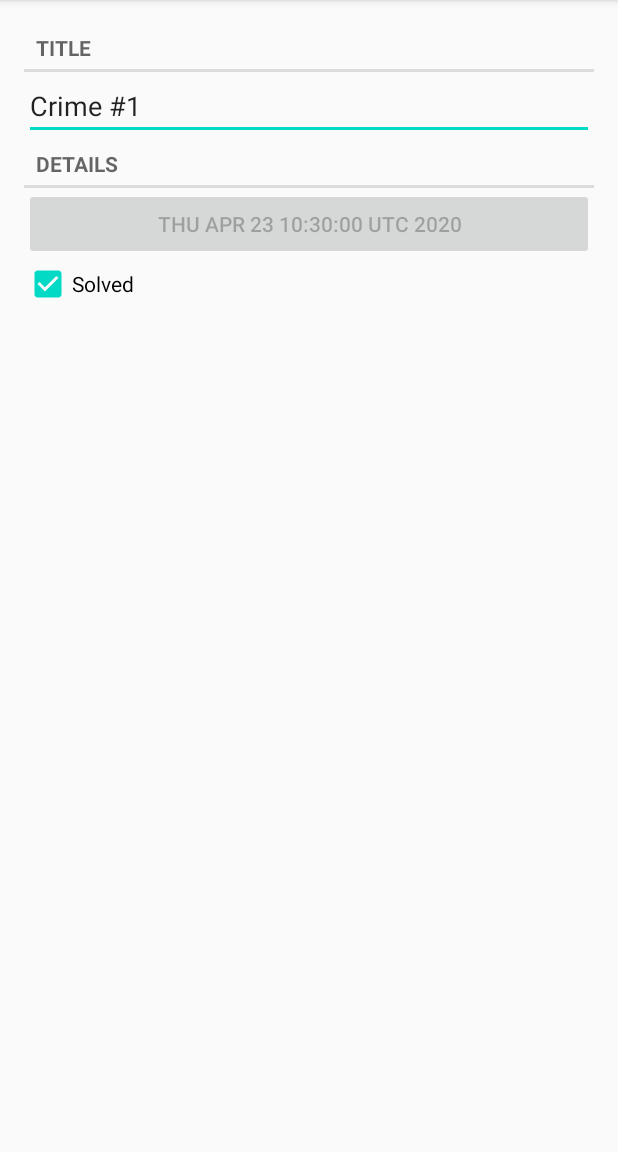
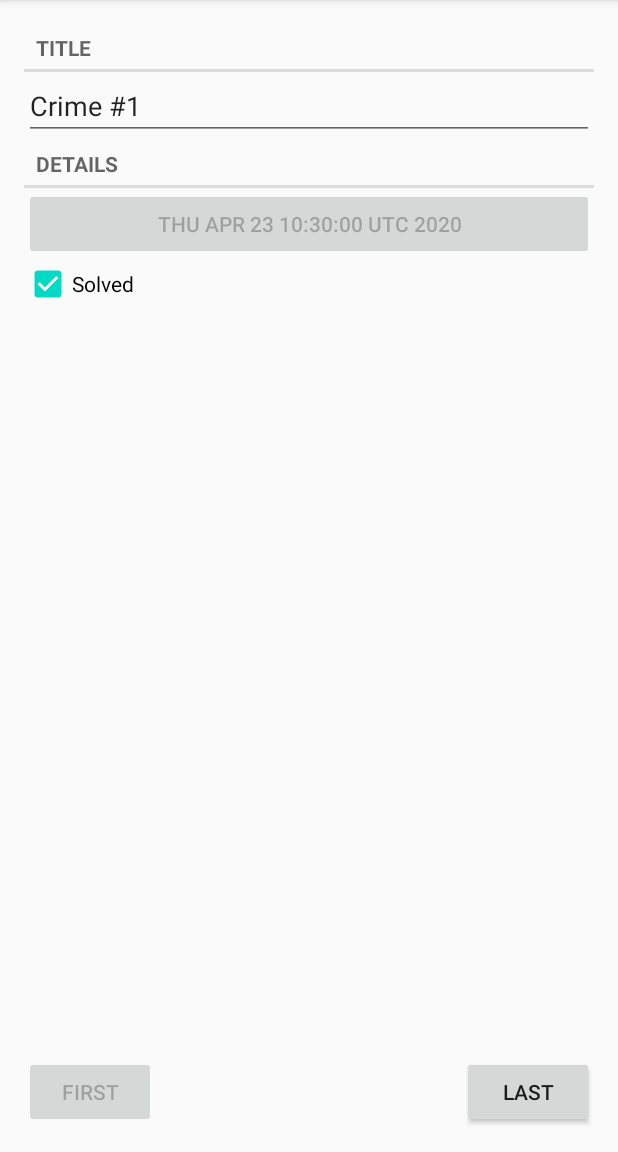
Before and after one commit to SebastianLiando/Android-Ranch, an Android app: the screen it shows after launch (CrimeActivity before the commit, CrimePagerActivity after it), after a tap on an icon or button, on a phone screen of 412 x 824 dp, the part 84-1236 px from its top. Run offline under Robolectric (Android 15) with nearby library versions, the phone set to English and light mode, and no system bars.

Commit message:
add view pager support
crime details can be switched by swiping

```diff
--- a/CriminalIntent/app/build.gradle
+++ b/CriminalIntent/app/build.gradle
@@ -33,4 +33,5 @@ dependencies {
     androidTestImplementation 'androidx.test.ext:junit:1.1.1'
     androidTestImplementation 'androidx.test.espresso:espresso-core:3.2.0'
     implementation 'androidx.recyclerview:recyclerview:1.2.0-alpha02'
+    implementation 'androidx.viewpager2:viewpager2:1.0.0'
 }
--- a/CriminalIntent/app/src/main/AndroidManifest.xml
+++ b/CriminalIntent/app/src/main/AndroidManifest.xml
@@ -9,7 +9,7 @@
         android:roundIcon="@mipmap/ic_launcher_round"
         android:supportsRtl="true"
         android:theme="@style/AppTheme">
-        <activity android:name=".CrimeActivity" />
+        <activity android:name=".CrimePagerActivity"></activity>
         <activity android:name=".SingleFragmentActivity" />
         <activity android:name=".CrimeListActivity">
             <intent-filter>
--- a/CriminalIntent/app/src/main/java/com/zetzaus/criminalintent/CrimeActivity.java
+++ /dev/null
@@ -1,41 +0,0 @@
-package com.zetzaus.criminalintent;
-
-import android.content.Context;
-import android.content.Intent;
-
-import java.util.UUID;
-
-import androidx.fragment.app.Fragment;
-
-/**
- * This activity displays the <code>CrimeFragment</code>.
- */
-public class CrimeActivity extends SingleFragmentActivity {
-
-    private static final String EXTRA_UUID_KEY = BuildConfig.APPLICATION_ID + "uuid key";
-
-    /**
-     * Returns a new <code>CrimeFragment</code>.
-     *
-     * @return the fragment to display.
-     */
-    @Override
-    protected Fragment createFragment() {
-        UUID crimeId = (UUID) getIntent().getSerializableExtra(EXTRA_UUID_KEY);
-        return CrimeFragment.newInstance(crimeId);
-    }
-
-    /**
-     * Returns a new explicit intent directed to this activity. Requires crime id to be passed
-     * to the fragment.
-     *
-     * @param context the starting context.
-     * @param crimeId the crime id.
-     * @return an explicit intent directed to this activity.
-     */
-    public static Intent newIntent(Context context, UUID crimeId) {
-        Intent intent = new Intent(context, CrimeActivity.class);
-        intent.putExtra(EXTRA_UUID_KEY, crimeId);
-        return intent;
-    }
-}
--- a/CriminalIntent/app/src/main/java/com/zetzaus/criminalintent/CrimeAdapter.java
+++ b/CriminalIntent/app/src/main/java/com/zetzaus/criminalintent/CrimeAdapter.java
@@ -24,7 +24,6 @@ public class CrimeAdapter extends RecyclerView.Adapter<CrimeAdapter.ViewHolder>
     private static final int TYPE_SERIOUS = 1;
 
     private List<Crime> mCrimes;
-    private int mLastClickPos;
 
     /**
      * Constructs a <code>CrimeAdapter</code> by initializing the list of crimes.
@@ -89,13 +88,6 @@ public class CrimeAdapter extends RecyclerView.Adapter<CrimeAdapter.ViewHolder>
     }
 
     /**
-     * Updates the list at the row where the data changed.
-     */
-    public void updateList() {
-        notifyItemChanged(mLastClickPos);
-    }
-
-    /**
      * This class holds the layout of one item of the <code>RecyclerView</code>.
      */
     public class ViewHolder extends RecyclerView.ViewHolder implements View.OnClickListener {
@@ -143,8 +135,7 @@ public class CrimeAdapter extends RecyclerView.Adapter<CrimeAdapter.ViewHolder>
          */
         @Override
         public void onClick(View v) {
-            mLastClickPos = getBindingAdapterPosition();
-            Intent intent = CrimeActivity.newIntent(v.getContext(), mCrime.getId());
+            Intent intent = CrimePagerActivity.newIntent(v.getContext(), mCrime.getId());
             v.getContext().startActivity(intent);
         }
     }
--- a/CriminalIntent/app/src/main/java/com/zetzaus/criminalintent/CrimeListFragment.java
+++ b/CriminalIntent/app/src/main/java/com/zetzaus/criminalintent/CrimeListFragment.java
@@ -45,7 +45,7 @@ public class CrimeListFragment extends Fragment {
     @Override
     public void onResume() {
         super.onResume();
-        mCrimeAdapter.updateList();
+        mCrimeAdapter.notifyDataSetChanged();
     }
 
     /**
@@ -56,4 +56,5 @@ public class CrimeListFragment extends Fragment {
         mCrimeAdapter = new CrimeAdapter(crimeLab.getCrimes());
         mRecyclerViewCrime.setAdapter(mCrimeAdapter);
     }
+
 }
--- /dev/null
+++ b/CriminalIntent/app/src/main/java/com/zetzaus/criminalintent/CrimePagerActivity.java
@@ -0,0 +1,128 @@
+package com.zetzaus.criminalintent;
+
+import android.content.Context;
+import android.content.Intent;
+import android.os.Bundle;
+import android.view.View;
+import android.widget.Button;
+
+import java.util.List;
+import java.util.UUID;
+
+import androidx.annotation.NonNull;
+import androidx.appcompat.app.AppCompatActivity;
+import androidx.fragment.app.Fragment;
+import androidx.viewpager2.adapter.FragmentStateAdapter;
+import androidx.viewpager2.widget.ViewPager2;
+
+/**
+ * This activity displays a view pager that consists of crime details.
+ */
+public class CrimePagerActivity extends AppCompatActivity {
+
+    private static final String EXTRA_UUID = BuildConfig.APPLICATION_ID + "EXTRA_UUID";
+
+    private ViewPager2 mCrimePager;
+    private ViewPager2.OnPageChangeCallback callback;
+
+    private Button mButtonFirst;
+    private Button mButtonLast;
+
+    private List<Crime> mCrimes;
+
+    /**
+     * Sets up the activity to display the pager.
+     *
+     * @param savedInstanceState the saved system state.
+     */
+    @Override
+    protected void onCreate(Bundle savedInstanceState) {
+        super.onCreate(savedInstanceState);
+        setContentView(R.layout.activity_crime_pager);
+
+        // Get references to views
+        mCrimePager = findViewById(R.id.pager_crime);
+        mButtonLast = findViewById(R.id.button_last);
+        mButtonFirst = findViewById(R.id.button_first);
+
+        mCrimes = CrimeLab.getInstance(this).getCrimes();
+
+        // Setup view pager
+        mCrimePager.setAdapter(new FragmentStateAdapter(this) {
+            @Override
+            public int getItemCount() {
+                return mCrimes.size();
+            }
+
+            @NonNull
+            @Override
+            public Fragment createFragment(int position) {
+                Crime crime = mCrimes.get(position);
+                return CrimeFragment.newInstance(crime.getId());
+            }
+        });
+
+        callback = new ViewPager2.OnPageChangeCallback() {
+            @Override
+            public void onPageSelected(int position) {
+                super.onPageSelected(position);
+                mButtonFirst.setEnabled(true);
+                mButtonLast.setEnabled(true);
+
+                if (position == 0) {
+                    mButtonFirst.setEnabled(false);
+                } else if (position == mCrimes.size() - 1) {
+                    mButtonLast.setEnabled(false);
+                }
+            }
+        };
+        mCrimePager.registerOnPageChangeCallback(callback);
+
+        // Set starting page
+        UUID id = (UUID) getIntent().getSerializableExtra(EXTRA_UUID);
+        for (int i = 0; i < mCrimes.size(); i++) {
+            if (id.equals(mCrimes.get(i).getId())) {
+                mCrimePager.setCurrentItem(i);
+                break;
+            }
+        }
+
+        // Setup jump to first button
+        mButtonFirst.setOnClickListener(new View.OnClickListener() {
+            @Override
+            public void onClick(View v) {
+                mCrimePager.setCurrentItem(0);
+            }
+        });
+
+        // Setup jump to last button
+        mButtonLast.setOnClickListener(new View.OnClickListener() {
+            @Override
+            public void onClick(View v) {
+                mCrimePager.setCurrentItem(mCrimes.size() - 1);
+            }
+        });
+    }
+
+    /**
+     * Unregister callback method from the view pager
+     */
+    @Override
+    protected void onDestroy() {
+        super.onDestroy();
+        mCrimePager.unregisterOnPageChangeCallback(callback);
+    }
+
+    /**
+     * Returns an explicit intent directed to this class.
+     *
+     * @param context the starting context.
+     * @param id      the starting id of the crime.
+     * @return an explicit intent directed to this class.
+     */
+    public static Intent newIntent(Context context, UUID id) {
+        Intent intent = new Intent(context, CrimePagerActivity.class);
+        intent.putExtra(EXTRA_UUID, id);
+        return intent;
+    }
+}
--- /dev/null
+++ b/CriminalIntent/app/src/main/res/layout/activity_crime_pager.xml
@@ -0,0 +1,37 @@
+<?xml version="1.0" encoding="utf-8"?>
+<androidx.constraintlayout.widget.ConstraintLayout xmlns:android="http://schemas.android.com/apk/res/android"
+    xmlns:app="http://schemas.android.com/apk/res-auto"
+    xmlns:tools="http://schemas.android.com/tools"
+    android:layout_width="match_parent"
+    android:layout_height="match_parent"
+    tools:context=".CrimePagerActivity">
+
+    <androidx.viewpager2.widget.ViewPager2
+        android:id="@+id/pager_crime"
+        android:layout_width="match_parent"
+        android:layout_height="0dp"
+        app:layout_constraintBottom_toTopOf="@+id/button_first"
+        app:layout_constraintEnd_toEndOf="parent"
+        app:layout_constraintStart_toStartOf="parent"
+        app:layout_constraintTop_toTopOf="parent">
+
+    </androidx.viewpager2.widget.ViewPager2>
+
+    <Button
+        android:id="@+id/button_first"
+        android:layout_width="wrap_content"
+        android:layout_height="wrap_content"
+        android:layout_margin="16dp"
+        android:text="@string/button_first"
+        app:layout_constraintBottom_toBottomOf="parent"
+        app:layout_constraintStart_toStartOf="parent" />
+
+    <Button
+        android:id="@+id/button_last"
+        android:layout_width="wrap_content"
+        android:layout_height="wrap_content"
+        android:layout_margin="16dp"
+        android:text="@string/button_last"
+        app:layout_constraintBottom_toBottomOf="parent"
+        app:layout_constraintEnd_toEndOf="parent" />
+</androidx.constraintlayout.widget.ConstraintLayout>
--- a/CriminalIntent/app/src/main/res/layout/fragment_crime.xml
+++ b/CriminalIntent/app/src/main/res/layout/fragment_crime.xml
@@ -3,7 +3,7 @@
     xmlns:tools="http://schemas.android.com/tools"
     android:layout_width="match_parent"
     android:layout_height="match_parent"
-    android:layout_margin="16dp"
+    android:padding="16dp"
     android:orientation="vertical"
     tools:context=".CrimeFragment">
 
--- a/CriminalIntent/app/src/main/res/values/strings.xml
+++ b/CriminalIntent/app/src/main/res/values/strings.xml
@@ -8,5 +8,7 @@
     <string name="label_crime_solved">Solved</string>
 
     <string name="button_contact_police">Police</string>
+    <string name="button_first">First</string>
+    <string name="button_last">Last</string>
 
 </resources>
```
